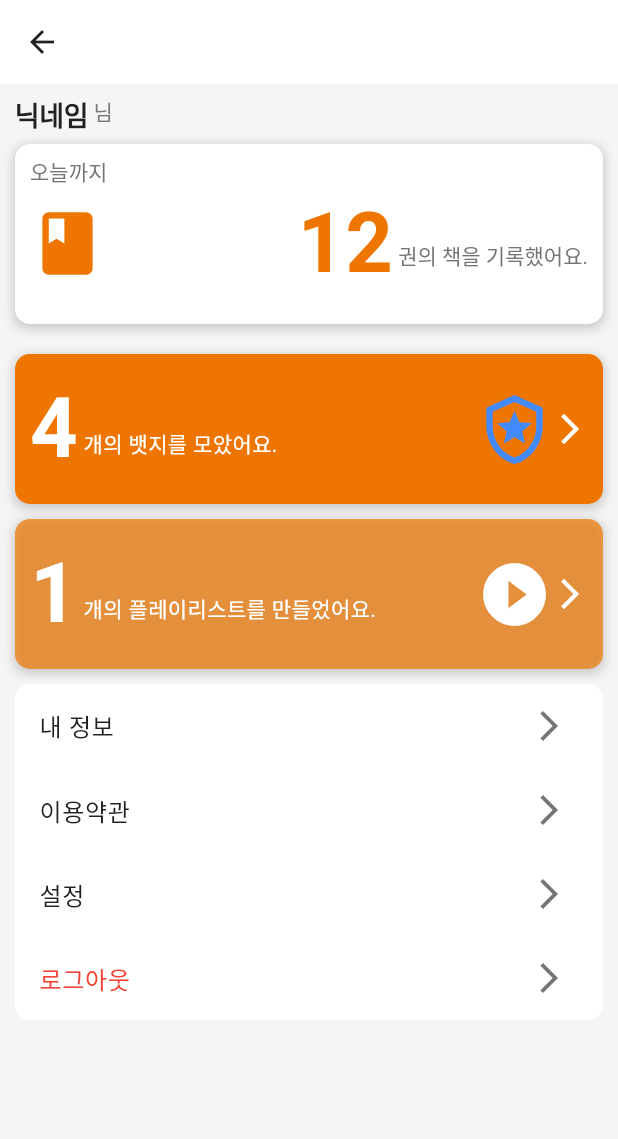
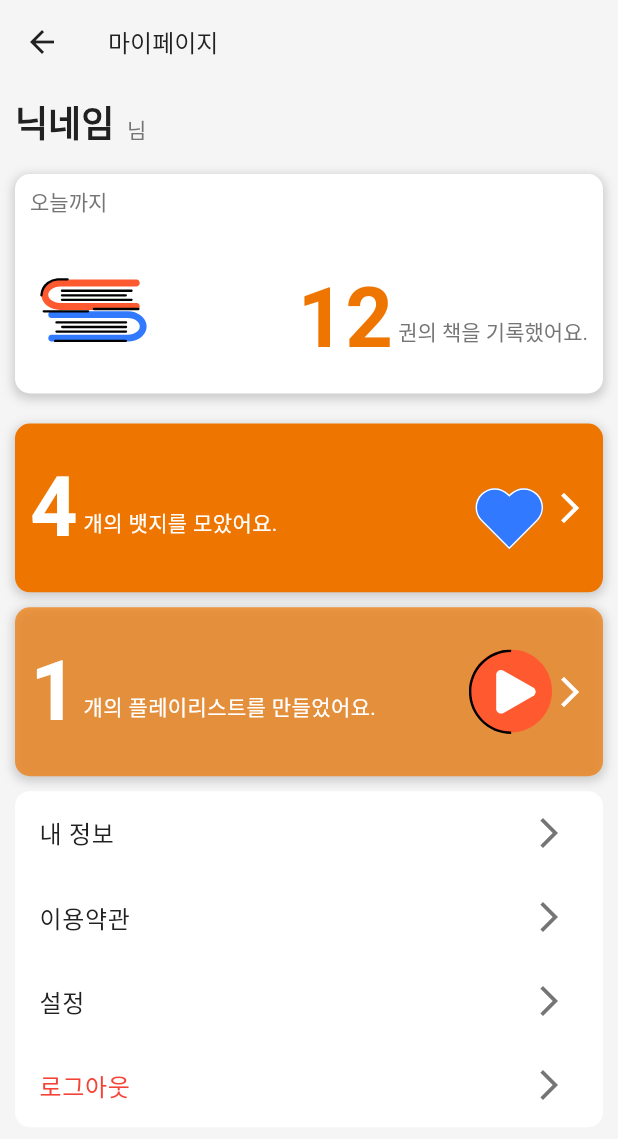
Before and after one commit to jyk0619/novel_truck, a Flutter app: the Profile screen opened directly, on a phone screen of 412 x 824 dp. Shown: the top 1139 px of the screen. Run offline on Flutter 3.47's test engine with Material 3 defaults, Android fonts, the phone set to English and light mode, and no system bars; our stand-ins replace flutter_carousel_widget, flutter_dotenv, flutter_screenutil, flutter_svg, google_sign_in, image_picker; missing offline and left inert: kakao_flutter_sdk, receive_sharing_intent.

Commit message:
소설등록, 프로필 페이지 구현

```diff
--- /dev/null
+++ b/lib/core/services/animation_utils.dart
@@ -0,0 +1,111 @@
+import 'package:flutter/material.dart';
+
+class NumberCounter extends StatefulWidget {
+  const NumberCounter({
+    Key? key,
+    required this.start,
+    required this.end,
+    this.textStyle,
+    this.duration = const Duration(milliseconds: 800),
+  }) : super(key: key);
+
+  final int start;
+  final int end;
+  final TextStyle? textStyle;
+  final Duration duration;
+
+  @override
+  _NumberCounterState createState() => _NumberCounterState();
+}
+
+class _NumberCounterState extends State<NumberCounter> with SingleTickerProviderStateMixin {
+  late AnimationController _controller;
+  late Animation<int> _animation;
+
+  @override
+  void initState() {
+    super.initState();
+    _controller = AnimationController(
+      duration: widget.duration,
+      vsync: this,
+    );
+
+    _animation = IntTween(
+      begin: widget.start,
+      end: widget.end,
+    ).animate(_controller);
+
+    _controller.forward();
+  }
+
+  @override
+  void dispose() {
+    _controller.dispose();
+    super.dispose();
+  }
+
+  @override
+  Widget build(BuildContext context) {
+    return AnimatedBuilder(
+      animation: _animation,
+      builder: (context, child) {
+        return Text(
+          _animation.value.toString(),
+          style: widget.textStyle ?? DefaultTextStyle.of(context).style,
+        );
+      },
+    );
+  }
+}
+
+
+class FadeIn extends StatefulWidget {
+  final Widget child;
+  final Duration duration;
+  final Curve curve;
+
+  const FadeIn({
+    Key? key,
+    required this.child,
+    this.duration = const Duration(milliseconds: 500),
+    this.curve = Curves.easeIn,
+  }) : super(key: key);
+
+  @override
+  _FadeInState createState() => _FadeInState();
+}
+
+class _FadeInState extends State<FadeIn> with SingleTickerProviderStateMixin {
+  late AnimationController _controller;
+  late Animation<double> _animation;
+
+  @override
+  void initState() {
+    super.initState();
+    _controller = AnimationController(
+      duration: widget.duration,
+      vsync: this,
+    );
+
+    _animation = CurvedAnimation(
+      parent: _controller,
+      curve: widget.curve,
+    );
+
+    _controller.forward();
+  }
+
+  @override
+  void dispose() {
+    _controller.dispose();
+    super.dispose();
+  }
+
+  @override
+  Widget build(BuildContext context) {
+    return FadeTransition(
+      opacity: _animation,
+      child: widget.child,
+    );
+  }
+}
--- a/lib/main.dart
+++ b/lib/main.dart
@@ -18,8 +18,17 @@ import 'package:novel_truck/ui/screens/novel/collectionadd_view.dart';
 import 'package:novel_truck/ui/screens/auth/agree_view.dart';
 import 'package:kakao_flutter_sdk/kakao_flutter_sdk.dart';
 import  'package:flutter_dotenv/flutter_dotenv.dart';
+import 'package:novel_truck/core/services/shared_url_handler.dart';
+
+final GlobalKey<NavigatorState> navigatorKey = GlobalKey<NavigatorState>();
+late SharedUrlHandler sharedUrlHandler;
 
 void main() async{
+  // 외부 공유받기
+  WidgetsFlutterBinding.ensureInitialized();
+  sharedUrlHandler = SharedUrlHandler(navigatorKey);
+  sharedUrlHandler.init();// 초기화 시 공유 인텐트 감지 시작
+
   await dotenv.load(fileName:"assets/config/.env");
   String? kakaoNativeAppKey = dotenv.env['KAKAO_API_KEY'];
   KakaoSdk.init(nativeAppKey: kakaoNativeAppKey);
@@ -39,10 +48,11 @@ class MyApp extends StatelessWidget {
   @override
   Widget build(BuildContext context) {
     return  ScreenUtilInit(
-      designSize: Size(360, 690),
+      designSize: Size(412, 732),
       child: Builder(
         builder: (context) {
           return MaterialApp(
+            navigatorKey: navigatorKey,
             theme: AppTheme.lightTheme,
             title: 'Flutter Demo',
             home: EzSignUp(),
--- a/lib/ui/screens/novel/novel_view.dart
+++ b/lib/ui/screens/novel/novel_view.dart
@@ -36,7 +36,7 @@ class Novel extends StatelessWidget {
             floatingActionButton: FloatingActionButton(
               onPressed: (){
                 Navigator.push(context,
-                MaterialPageRoute(builder: (context)=>AddNovel()));//소설 추가 페이지로 이동
+                MaterialPageRoute(builder: (context)=>AddNovel(sharedurl: '',)));//소설 추가 페이지로 이동
               },
               child: Icon(Icons.add),
             )
--- a/lib/ui/screens/profile/profile_view.dart
+++ b/lib/ui/screens/profile/profile_view.dart
@@ -1,5 +1,12 @@
 import 'package:flutter/material.dart';
+import 'package:flutter_screenutil/flutter_screenutil.dart';
+import 'package:flutter_svg/flutter_svg.dart';
 import 'package:novel_truck/core/theme/app_colors.dart';
+import 'package:novel_truck/ui/screens/profile/badgelist_view.dart';
+import 'package:novel_truck/core/services/animation_utils.dart';
+
+import '../novel/collection_view.dart';
+
 
 class Profile extends StatelessWidget {
   Profile({super.key});
@@ -9,6 +16,8 @@ class Profile extends StatelessWidget {
     return Scaffold(
       appBar: AppBar(
         surfaceTintColor: Colors.transparent,
+        backgroundColor: Colors.transparent,
+        title: Text('마이페이지', style: Theme.of(context).textTheme.displayMedium),
       ),
       body: SingleChildScrollView(
         child: Padding(
@@ -19,16 +28,18 @@ class Profile extends StatelessWidget {
                 width: double.infinity,
                 margin: EdgeInsets.only(bottom: 10),
                 child: Row(
-                  crossAxisAlignment: CrossAxisAlignment.start,
+                  crossAxisAlignment: CrossAxisAlignment.end,
                   children: [
-                    Text('닉네임', style: Theme.of(context).textTheme.displayLarge),
+                    Text('닉네임', style: Theme.of(context).textTheme.titleLarge),
+                    SizedBox(width: 5),
                     Text(' 님', style: Theme.of(context).textTheme.displaySmall),
                   ],
                 ),
               ),
+              SizedBox(height: 10,),
               Container(
                 width: double.infinity,
-                height: 120,
+                height: 130.h,
                 padding: EdgeInsets.all(10),
                 decoration: BoxDecoration(
                   color: Colors.white,
@@ -43,7 +54,9 @@ class Profile extends StatelessWidget {
                   borderRadius: BorderRadius.circular(10),
                 ),
                 child: Column(
+                  mainAxisAlignment: MainAxisAlignment.spaceBetween,
                   children: [
+
                    SizedBox(
                      width: double.infinity,
                      child:Text('오늘까지',style: Theme.of(context).textTheme.displaySmall),
@@ -53,11 +66,20 @@ class Profile extends StatelessWidget {
                       child: Row(
                         mainAxisAlignment: MainAxisAlignment.spaceBetween,
                         children: [
-                          Icon(Icons.book, size: 50, color: AppColors.primary),
+                          Container(
+                            child: SvgPicture.asset(
+                              'assets/images/books_icon.svg',
+                              height: 50.h,
+                            ),
+                          ),
                           SizedBox(
                             child:Row(
                               children: [
-                                Text('12', style: TextStyle(fontSize: 55,fontWeight: FontWeight.bold,color: AppColors.primary)),
+                                NumberCounter(
+                                  start: 0,
+                                  end: 12,
+                                  textStyle: TextStyle(fontSize: 55,fontWeight: FontWeight.bold,color: AppColors.primary),
+                                ),
                                 Text('\n 권의 책을 기록했어요.', style: Theme.of(context).textTheme.displaySmall),
                               ],
                             )
@@ -69,10 +91,19 @@ class Profile extends StatelessWidget {
                 ),
               ),
               SizedBox(height: 20,),
-              Container(
+              InkWell(
+                onTap: () {
+                  Navigator.push(context,
+                    MaterialPageRoute(
+                      builder: (context) => BadgeList(), //Replace with your badge detail page
+                    ),
+                  );
+                  // Navigate to badge detail page
+                },
+                child: Container(
                   padding: EdgeInsets.all(10),
                   width: double.infinity,
-                height: 100,
+                  height: 100.h,
                   decoration: BoxDecoration(
                     boxShadow: [
                       BoxShadow(
@@ -91,7 +122,8 @@ class Profile extends StatelessWidget {
                       SizedBox(
                         child:Row(
                           children:[
-                          Text('4', style: TextStyle(fontSize: 55,fontWeight: FontWeight.bold,color: Colors.white)),
+                            NumberCounter(start: 0, end: 4,
+                                textStyle: TextStyle(fontSize: 55,fontWeight: FontWeight.bold,color: Colors.white)),
                             Text('\n 개의 뱃지를 모았어요.', style: TextStyle(fontSize: 14, color: Colors.white)),
                           ],
                         )
@@ -99,7 +131,10 @@ class Profile extends StatelessWidget {
                       SizedBox(
                         child:Row(
                           children:[
-                          Icon(Icons.local_police_outlined, color: Colors.blueAccent, size: 50),
+                            SvgPicture.asset(
+                              'assets/images/badge_icon.svg',
+                              height: 50.h,
+                            ),
                             Icon(Icons.arrow_forward_ios, color: Colors.white),
                           ],
                         )
@@ -107,11 +142,21 @@ class Profile extends StatelessWidget {
                     ],
                   )
                 ),
+              ),
               SizedBox(height:10),
-              Container(
+              InkWell(
+                onTap: () {
+                 Navigator.push(context,
+                    MaterialPageRoute(
+                      builder: (context) => Collection(), //Replace with your playlist detail page
+                    ),
+                 );
+                  // Navigate to playlist detail page
+                },
+                child: Container(
                     padding: EdgeInsets.all(10),
                     width: double.infinity,
-                  height: 100,
+                    height: 100.h,
                     decoration: BoxDecoration(
                       boxShadow: [
                         BoxShadow(
@@ -130,7 +175,8 @@ class Profile extends StatelessWidget {
                         SizedBox(
                             child:Row(
                               children:[
-                              Text('1', style: TextStyle(fontSize: 55,fontWeight: FontWeight.bold,color: Colors.white)),
+                                NumberCounter(start: 0, end: 1,
+                                    textStyle: TextStyle(fontSize: 55,fontWeight: FontWeight.bold,color: Colors.white)),
                                 Text('\n 개의 플레이리스트를 만들었어요.', style: TextStyle(fontSize: 14, color: Colors.white)),
                               ],
                             )
@@ -138,13 +184,17 @@ class Profile extends StatelessWidget {
                         SizedBox(
                             child:Row(
                               children:[
-                              Icon(Icons.play_circle_fill_outlined, color: Colors.white, size: 50),
+                                SvgPicture.asset(
+                                  'assets/images/playlist_icon2.svg',
+                                  height: 50.h,
+                                ),
                                 Icon(Icons.arrow_forward_ios, color: Colors.white),
                               ],
                             )
                         )
                       ],
                     )
+                ),
               ),
               Container(
 
--- a/pubspec.yaml
+++ b/pubspec.yaml
@@ -44,6 +44,8 @@ dependencies:
   flutter_screenutil: ^5.9.3
   image_picker: ^1.0.8
   flutter_svg: ^2.0.10+1
+  flutter_sharing_intent: ^1.1.1
+  receive_sharing_intent: ^1.8.1
 
 dev_dependencies:
   flutter_test:
```
Also changed, not shown: lib/core/services/shared_url_handler.dart (added, +50 -0 lines), lib/data/datasource/novel_api_service.dart (added, +26 -0 lines), lib/data/model/novel_model.dart (+14 -1 lines), lib/data/repository/novel_repository.dart (added, +12 -0 lines), lib/ui/screens/novel/addnovel_view.dart (+36 -5 lines), lib/ui/screens/novel/novel_viewmodel.dart (+37 -10 lines), lib/ui/screens/profile/badgelist_view.dart (added, +117 -0 lines), assets/images/badge_icon.svg (added), assets/images/books_icon.svg (added), assets/images/playlist_icon2.svg (added), pubspec.lock, 1 other file. Lines whose indentation alone changed are shown as unchanged.
